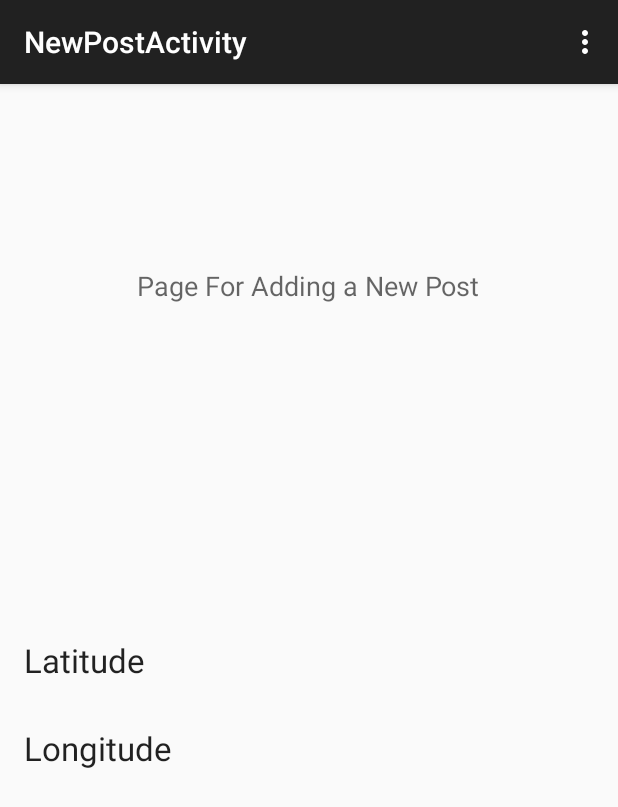
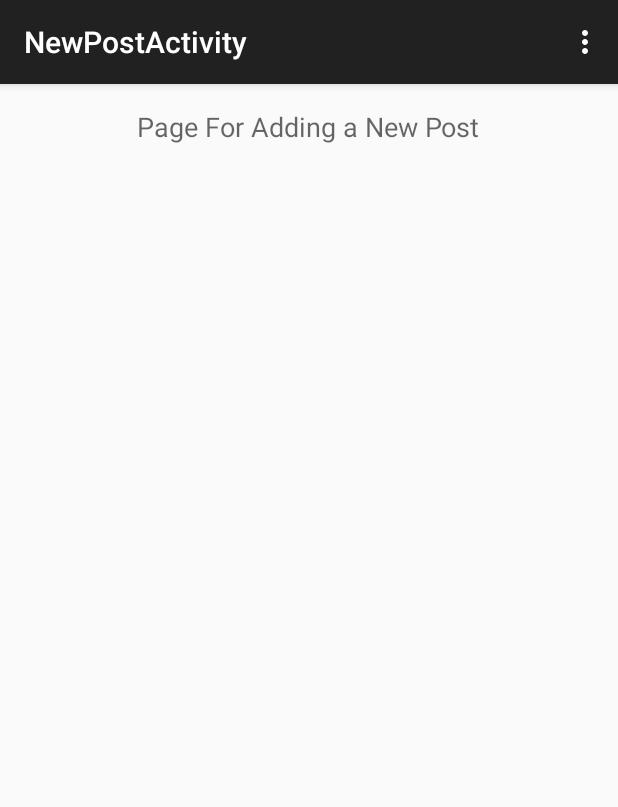
Before and after one commit to MandLRPG/ICS466APP, an Android app: the NewPostActivity screen opened directly, with no data from a screen before it, on a phone screen of 412 x 824 dp. Shown: the top 807 px of the screen. Run offline under Robolectric (Android 15) with nearby library versions, the phone set to English and light mode, and no system bars.

Commit message:
Added functionality so that the pages work like they should regardless of which orientation the phone is in.

```diff
--- a/app/src/main/java/com/example/uninstall/ics466app/NewPostActivity.java
+++ b/app/src/main/java/com/example/uninstall/ics466app/NewPostActivity.java
@@ -1,72 +1,16 @@
 package com.example.uninstall.ics466app;
 
-import android.location.Location;
 import android.support.v7.app.ActionBarActivity;
 import android.os.Bundle;
 import android.view.Menu;
 import android.view.MenuItem;
-import android.widget.TextView;
 
-import com.google.android.gms.common.ConnectionResult;
-import com.google.android.gms.common.api.GoogleApiClient;
-import com.google.android.gms.location.LocationServices;
-
-
-public class NewPostActivity extends ActionBarActivity implements GoogleApiClient.ConnectionCallbacks, GoogleApiClient.OnConnectionFailedListener{
-
-    private GoogleApiClient mGoogleApiClient;
-    private TextView mLatitudeText, mLongitudeText;
-    private Location mLastLocation;
+public class NewPostActivity extends ActionBarActivity {
 
     @Override
     protected void onCreate(Bundle savedInstanceState) {
         super.onCreate(savedInstanceState);
         setContentView(R.layout.activity_new_post);
-
-        buildGoogleApiClient();
-        mLatitudeText = (TextView) findViewById(R.id.mLatitudeText);
-        mLongitudeText = (TextView) findViewById(R.id.mLongitudeText);
-    }
-
-    protected synchronized void buildGoogleApiClient(){
-        mGoogleApiClient = new GoogleApiClient.Builder(this)
-                .addConnectionCallbacks(this)
-                .addOnConnectionFailedListener(this)
-                .addApi(LocationServices.API)
-                .build();
-    }
-
-    @Override
-    protected void onStart(){
-        super.onStart();
-        if(true) {
-            mGoogleApiClient.connect();
-        }
-    }
-
-    @Override
-    protected void onStop(){
-        mGoogleApiClient.disconnect();
-        super.onStop();
-    }
-
-    @Override
-    public void onConnected(Bundle connectionHint){
-        mLastLocation = LocationServices.FusedLocationApi.getLastLocation(mGoogleApiClient);
-        if(mLastLocation != null){
-            mLatitudeText.setText(String.valueOf(mLastLocation.getLatitude()));
-            mLongitudeText.setText(String.valueOf(mLastLocation.getLongitude()));
-        }
-    }
-
-    @Override
-    public void onConnectionSuspended(int cause) {
-        //stub
-    }
-
-    @Override
-    public void onConnectionFailed(ConnectionResult result){
-        //stub
     }
 
     @Override
--- a/app/src/main/res/layout/activity_new_post.xml
+++ b/app/src/main/res/layout/activity_new_post.xml
@@ -6,49 +6,23 @@
     android:paddingBottom="@dimen/activity_vertical_margin"
     tools:context="com.example.uninstall.ics466app.NewPostActivity">
 
-    <TextView
-        android:layout_width="wrap_content"
-        android:layout_height="wrap_content"
-        android:textAppearance="?android:attr/textAppearanceMedium"
-        android:text="Page For Adding a New Post"
-        android:id="@+id/textView"
-        android:layout_alignParentTop="true"
-        android:layout_centerHorizontal="true"
-        android:layout_marginTop="106dp" />
+    <ScrollView
+        android:layout_width="match_parent"
+        android:layout_height="match_parent">
 
-    <TextView
-        android:layout_width="wrap_content"
-        android:layout_height="wrap_content"
-        android:textAppearance="?android:attr/textAppearanceLarge"
-        android:text="Latitude"
-        android:id="@+id/textView2"
-        android:layout_centerVertical="true"
-        android:layout_alignParentLeft="true"
-        android:layout_alignParentStart="true" />
+        <RelativeLayout
+            android:layout_width="match_parent"
+            android:layout_height="wrap_content">
 
-    <TextView
-        android:layout_width="wrap_content"
-        android:layout_height="wrap_content"
-        android:textAppearance="?android:attr/textAppearanceLarge"
-        android:id="@+id/mLatitudeText"
-        android:layout_below="@+id/textView2"
-        android:layout_centerHorizontal="true"/>
+            <TextView
+                android:layout_width="wrap_content"
+                android:layout_height="wrap_content"
+                android:textAppearance="?android:attr/textAppearanceMedium"
+                android:text="Page For Adding a New Post"
+                android:id="@+id/textView"
+                android:layout_centerHorizontal="true" />
 
-    <TextView
-        android:layout_width="wrap_content"
-        android:layout_height="wrap_content"
-        android:textAppearance="?android:attr/textAppearanceLarge"
-        android:text="Longitude"
-        android:id="@+id/textView3"
-        android:layout_below="@+id/mLatitudeText"
-        android:layout_alignParentLeft="true"
-        android:layout_alignParentStart="true" />
+        </RelativeLayout>
 
-    <TextView
-        android:layout_width="wrap_content"
-        android:layout_height="wrap_content"
-        android:textAppearance="?android:attr/textAppearanceLarge"
-        android:id="@+id/mLongitudeText"
-        android:layout_below="@+id/textView3"
-        android:layout_centerHorizontal="true" />
+    </ScrollView>
 </RelativeLayout>
```
Also changed, not shown: app/src/main/res/layout/activity_account_page.xml (+12 -0 lines), app/src/main/res/layout/activity_main.xml (+13 -1 lines).
